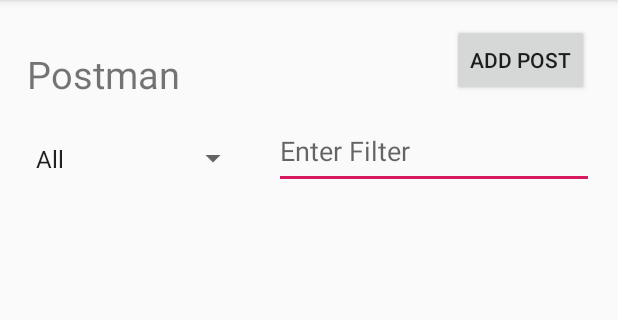
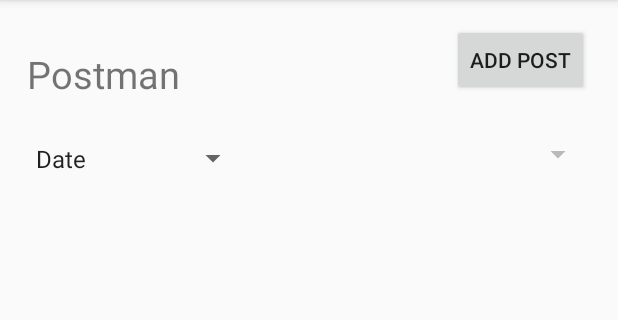
Before and after one commit to AaronUy/AndroidFirebase, an Android app: the screen it shows after launch (MainActivity), on a phone screen of 412 x 824 dp, the part 84-404 px from its top. Run offline under Robolectric (Android 15) with nearby library versions, the phone set to English and light mode, and no system bars; our stand-ins replace Firebase (no records; nobody signed in at launch, a user with empty details on screens opened directly).

```diff
--- a/app/src/main/java/com/example/android/androidfirebase/AddPost.java
+++ b/app/src/main/java/com/example/android/androidfirebase/AddPost.java
@@ -52,6 +52,7 @@ public class AddPost extends AppCompatActivity {
 
         dbCategory = FirebaseDatabase.getInstance().getReference("category");
         dbPost = FirebaseDatabase.getInstance().getReference("post");
+
 
     }
 
--- a/app/src/main/java/com/example/android/androidfirebase/MainActivity.java
+++ b/app/src/main/java/com/example/android/androidfirebase/MainActivity.java
@@ -22,6 +22,7 @@ import com.google.firebase.database.ValueEventListener;
 import java.text.Format;
 import java.text.SimpleDateFormat;
 import java.util.ArrayList;
+import java.util.Collections;
 import java.util.Comparator;
 import java.util.List;
 
@@ -35,12 +36,12 @@ public class MainActivity extends AppCompatActivity {
 
     ListView listViewPosts;
     DatabaseReference dbPost, dbCategory;
-    EditText filterTxt;
 
     final Format dateFormat = new SimpleDateFormat("yyyy-MM-dd HH:mm:ss");
     List<Post> posts;
+    List<Category> categories;
 
-    Spinner spinner;
+    Spinner spinner, spinCats;
     PostList postAdapter;
 
     @Override
@@ -48,14 +49,16 @@ public class MainActivity extends AppCompatActivity {
         super.onCreate(savedInstanceState);
         setContentView(R.layout.activity_main);
         listViewPosts = findViewById(R.id.postsLv);
-        filterTxt = findViewById(R.id.filterTxt);
 
         dbCategory = FirebaseDatabase.getInstance().getReference("category");
         dbPost = FirebaseDatabase.getInstance().getReference("post");
 
         posts = new ArrayList<>();
+        categories = new ArrayList<>();
+
 
         spinner = (Spinner) findViewById(R.id.spinner);
+        spinCats = findViewById(R.id.spinCats);
         // Create an ArrayAdapter using the string array and a default spinner layout
         ArrayAdapter<CharSequence> adapter = ArrayAdapter.createFromResource(this,
                 R.array.filter_array, android.R.layout.simple_spinner_item);
@@ -104,6 +107,33 @@ public class MainActivity extends AppCompatActivity {
             }
         });
 
+        dbCategory.addValueEventListener(new ValueEventListener() {
+            @Override
+            public void onDataChange(@NonNull DataSnapshot dataSnapshot) {
+                categories.clear();
+                for (DataSnapshot categorySnapshot : dataSnapshot.getChildren()) {
+                    Category category = categorySnapshot.getValue(Category.class);
+                    categories.add(category);
+                }
+
+                ArrayList<String> names = new ArrayList<>();
+                for(Category category: categories)
+                    names.add(category.getCname());
+
+                ArrayAdapter<String> adapter = new ArrayAdapter<>(getApplicationContext(),
+                        android.R.layout.simple_spinner_dropdown_item, names);
+                adapter.setDropDownViewResource( android.R.layout.simple_spinner_dropdown_item);
+
+                spinCats.setAdapter(adapter);
+            }
+
+            @Override
+            public void onCancelled(@NonNull DatabaseError databaseError) {
+
+            }
+        });
+
+
         spinner.setOnItemSelectedListener(new AdapterView.OnItemSelectedListener()
         {
             public void onItemSelected(AdapterView<?> parent, View view, int position, long id)
@@ -111,34 +141,25 @@ public class MainActivity extends AppCompatActivity {
                 String selectedItem = parent.getItemAtPosition(position).toString();
                 if(selectedItem.equals("Date"))
                 {
-                    filterTxt.setHint("yyyy-MM-dd");
-                    filterTxt.setOnKeyListener(new View.OnKeyListener() {
-                        public boolean onKey(View v, int keyCode, KeyEvent event) {
-                            // If the event is a key-down event on the "enter" button
-                            if ((event.getAction() == KeyEvent.ACTION_DOWN) &&
-                                    (keyCode == KeyEvent.KEYCODE_ENTER)) {
-                                // Perform action on key press
-                                postAdapter.getFilter().filter(filterTxt.getText());
-                                return true;
-                            }
-                            return false;
-                        }
-                    });
+                    spinCats.setEnabled(false);
+                    listViewPosts.setAdapter(postAdapter);
                 }
                 if(selectedItem.equals("Category"))
                 {
-                    filterTxt.setHint("Enter Category");
-                    filterTxt.setOnKeyListener(new View.OnKeyListener() {
-                        public boolean onKey(View v, int keyCode, KeyEvent event) {
-                            // If the event is a key-down event on the "enter" button
-                            if ((event.getAction() == KeyEvent.ACTION_DOWN) &&
-                                    (keyCode == KeyEvent.KEYCODE_ENTER)) {
-                                postAdapter.getFilter().filter(filterTxt.getText());
-                                return true;
-                            }
-                            return false;
+                    spinCats.setEnabled(true);
+                    spinCats.setOnItemSelectedListener(new AdapterView.OnItemSelectedListener() {
+                        @Override
+                        public void onItemSelected(AdapterView<?> parent, View view, int position, long id) {
+                            String selectedItem = parent.getItemAtPosition(position).toString();
+                            postAdapter.getFilter().filter(selectedItem);
+                        }
+
+                        @Override
+                        public void onNothingSelected(AdapterView<?> parent) {
+
                         }
                     });
+
                 }
             } // to close the onItemSelected
             public void onNothingSelected(AdapterView<?> parent)
--- a/app/src/main/res/layout/activity_main.xml
+++ b/app/src/main/res/layout/activity_main.xml
@@ -12,8 +12,8 @@
         android:layout_height="match_parent">
 
         <LinearLayout
-            android:layout_width="410dp"
-            android:layout_height="630dp"
+            android:layout_width="414dp"
+            android:layout_height="603dp"
             android:orientation="vertical"
             app:layout_constraintBottom_toBottomOf="parent"
             app:layout_constraintEnd_toEndOf="parent"
@@ -31,6 +31,7 @@
                 android:layout_marginEnd="18dp"
                 android:layout_marginRight="18dp"
                 android:layout_marginBottom="20dp" />
+
         </LinearLayout>
 
         <TextView
@@ -56,18 +57,6 @@
             app:layout_constraintEnd_toEndOf="parent"
             app:layout_constraintTop_toTopOf="parent" />
 
-        <EditText
-            android:id="@+id/filterTxt"
-            android:layout_width="wrap_content"
-            android:layout_height="50dp"
-            android:layout_marginTop="12dp"
-            android:layout_marginEnd="16dp"
-            android:ems="10"
-            android:hint="Enter Filter"
-            android:inputType="textPersonName"
-            app:layout_constraintEnd_toEndOf="parent"
-            app:layout_constraintTop_toBottomOf="@+id/addBtn" />
-
         <Spinner
             android:id="@+id/spinner"
             android:layout_width="150dp"
@@ -77,5 +66,16 @@
             android:layout_marginTop="24dp"
             app:layout_constraintStart_toStartOf="parent"
             app:layout_constraintTop_toBottomOf="@+id/textView" />
+
+        <Spinner
+            android:id="@+id/spinCats"
+            android:layout_width="150dp"
+            android:layout_height="30dp"
+            android:layout_marginTop="24dp"
+            app:layout_constraintEnd_toEndOf="parent"
+            app:layout_constraintHorizontal_bias="0.831"
+            app:layout_constraintStart_toEndOf="@+id/spinner"
+            app:layout_constraintTop_toBottomOf="@+id/addBtn" />
+
     </androidx.constraintlayout.widget.ConstraintLayout>
 </RelativeLayout>
--- a/app/src/main/res/layout/post_list.xml
+++ b/app/src/main/res/layout/post_list.xml
@@ -13,7 +13,7 @@
     <TextView
         android:id="@+id/dateTxt"
         android:layout_width="match_parent"
-        android:layout_height="40dp"
+        android:layout_height="wrap_content"
         android:gravity="top"
         android:text="TextView" />
 
--- a/app/src/main/res/values/arrays.xml
+++ b/app/src/main/res/values/arrays.xml
@@ -1,7 +1,6 @@
 <?xml version="1.0" encoding="utf-8"?>
 <resources>
     <string-array name="filter_array">
-        <item>All</item>
         <item>Date</item>
         <item>Category</item>
     </string-array>
```
